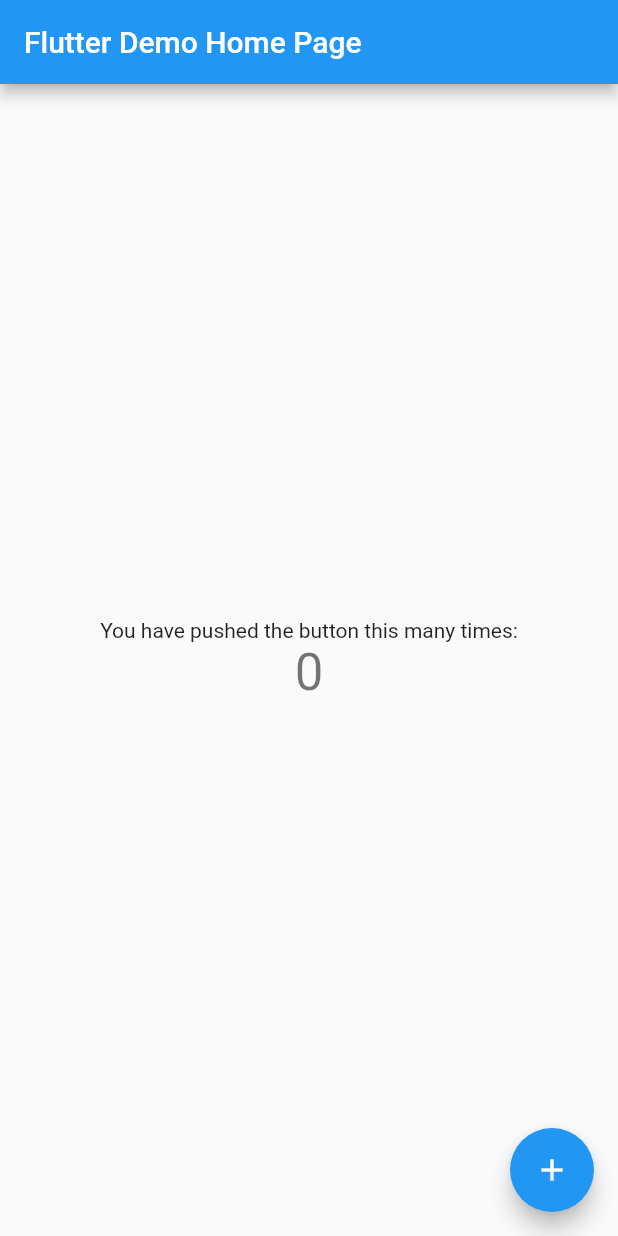
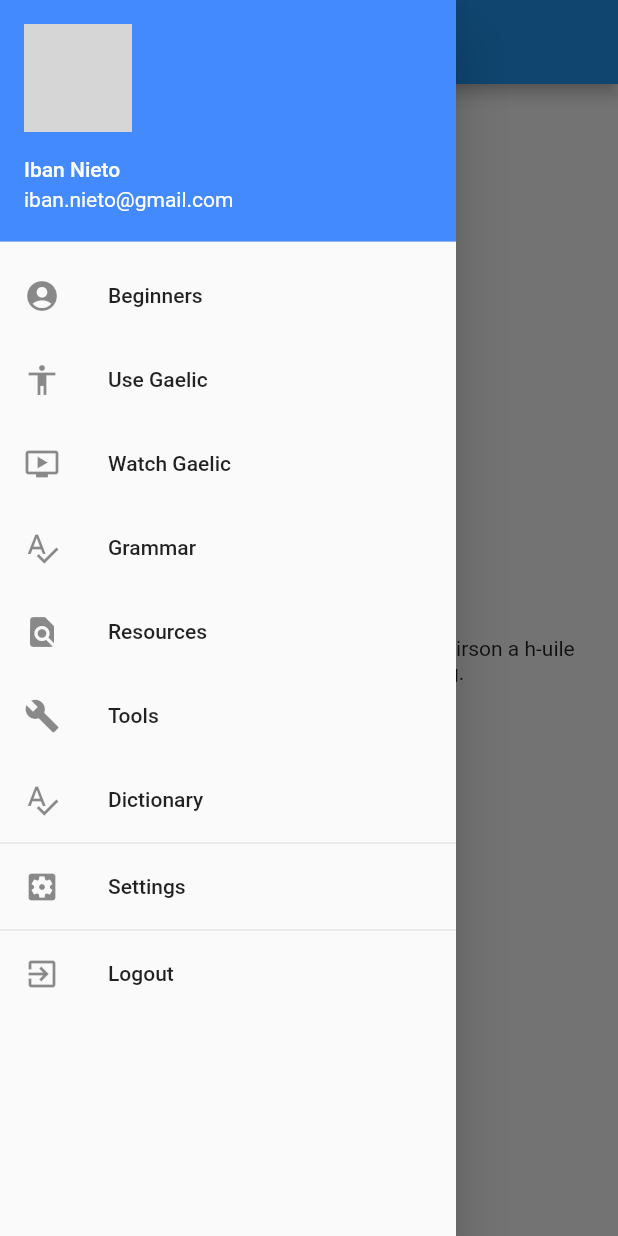
Before and after one commit to ibannieto/hello_dart, a Flutter app: the screen it shows after launch, with the side drawer open (before the commit the screen has no drawer), on a phone screen of 412 x 824 dp. Run offline on Flutter 3.47's test engine with Material 2 defaults, Android fonts, the phone set to English and light mode, and no system bars; network calls fail; grey boxes are pictures that could not be loaded.

Commit message:
Update project
Update main project, icon, assets

```diff
--- a/lib/main.dart
+++ b/lib/main.dart
@@ -3,109 +3,356 @@ import 'package:flutter/material.dart';
 void main() => runApp(MyApp());
 
 class MyApp extends StatelessWidget {
-  // This widget is the root of your application.
+  final appTitle = 'Learn Gaelic';
+
   @override
   Widget build(BuildContext context) {
     return MaterialApp(
-      title: 'Flutter Demo',
-      theme: ThemeData(
-        // This is the theme of your application.
-        //
-        // Try running your application with "flutter run". You'll see the
-        // application has a blue toolbar. Then, without quitting the app, try
-        // changing the primarySwatch below to Colors.green and then invoke
-        // "hot reload" (press "r" in the console where you ran "flutter run",
-        // or simply save your changes to "hot reload" in a Flutter IDE).
-        // Notice that the counter didn't reset back to zero; the application
-        // is not restarted.
-        primarySwatch: Colors.blue,
-      ),
-      home: MyHomePage(title: 'Flutter Demo Home Page'),
+      title: appTitle,
+      initialRoute: '/',
+      home: MyHomePage(title: appTitle),
+      routes: {
+        // When navigating to the "/second" route, build the SecondScreen widget.
+        // '/begineers': (context) => BeginnersScreen(),
+        '/begineers': (context) => AnotherView(),
+        '/usegaelic': (context) => UseGaelicScreen(),
+        '/watchgaelic': (context) => WatchGaelicScreen(),
+        '/grammar': (context) => GrammarScreen(),
+        '/resources': (context) => ResourcesScreen(),
+        '/tools': (context) => ToolsScreen(),
+        '/dictionary': (context) => DictionaryScreen(),
+        '/settings': (context) => SettingsScreen(),
+      },
     );
   }
 }
 
-class MyHomePage extends StatefulWidget {
-  MyHomePage({Key key, this.title}) : super(key: key);
-
-  // This widget is the home page of your application. It is stateful, meaning
-  // that it has a State object (defined below) that contains fields that affect
-  // how it looks.
-
-  // This class is the configuration for the state. It holds the values (in this
-  // case the title) provided by the parent (in this case the App widget) and
-  // used by the build method of the State. Fields in a Widget subclass are
-  // always marked "final".
-
+class MyHomePage extends StatelessWidget {
   final String title;
 
-  @override
-  _MyHomePageState createState() => _MyHomePageState();
-}
-
-class _MyHomePageState extends State<MyHomePage> {
-  int _counter = 0;
-
-  void _incrementCounter() {
-    setState(() {
-      // This call to setState tells the Flutter framework that something has
-      // changed in this State, which causes it to rerun the build method below
-      // so that the display can reflect the updated values. If we changed
-      // _counter without calling setState(), then the build method would not be
-      // called again, and so nothing would appear to happen.
-      _counter++;
-    });
-  }
+  MyHomePage({Key key, this.title}) : super(key: key);
 
   @override
   Widget build(BuildContext context) {
-    // This method is rerun every time setState is called, for instance as done
-    // by the _incrementCounter method above.
-    //
-    // The Flutter framework has been optimized to make rerunning build methods
-    // fast, so that you can just rebuild anything that needs updating rather
-    // than having to individually change instances of widgets.
     return Scaffold(
-      appBar: AppBar(
-        // Here we take the value from the MyHomePage object that was created by
-        // the App.build method, and use it to set our appbar title.
-        title: Text(widget.title),
-      ),
-      body: Center(
-        // Center is a layout widget. It takes a single child and positions it
-        // in the middle of the parent.
-        child: Column(
-          // Column is also layout widget. It takes a list of children and
-          // arranges them vertically. By default, it sizes itself to fit its
-          // children horizontally, and tries to be as tall as its parent.
-          //
-          // Invoke "debug painting" (press "p" in the console, choose the
-          // "Toggle Debug Paint" action from the Flutter Inspector in Android
-          // Studio, or the "Toggle Debug Paint" command in Visual Studio Code)
-          // to see the wireframe for each widget.
-          //
-          // Column has various properties to control how it sizes itself and
-          // how it positions its children. Here we use mainAxisAlignment to
-          // center the children vertically; the main axis here is the vertical
-          // axis because Columns are vertical (the cross axis would be
-          // horizontal).
-          mainAxisAlignment: MainAxisAlignment.center,
+      appBar: AppBar(title: Text(title)),
+      body: Center(child: Text('Fàilte gu learngaelic, am prìomh àite air-loidhne airson a h-uile duine le ùidh ann a bhith ag ionnsachadh gàidhlig.')),
+      drawer: Drawer(
+        // Add a ListView to the drawer. This ensures the user can scroll
+        // through the options in the drawer if there isn't enough vertical
+        // space to fit everything.
+        child: ListView(
+          // Important: Remove any padding from the ListView.
+          padding: EdgeInsets.zero,
           children: <Widget>[
-            Text(
-              'You have pushed the button this many times:',
+            UserAccountsDrawerHeader(
+              accountName: Text('Iban Nieto'),
+              accountEmail: Text('iban.nieto@gmail.com'),
+              currentAccountPicture: CircleAvatar(
+                backgroundImage: NetworkImage(
+                    'https://pbs.twimg.com/profile_images/715304351154221056/Vv6eJM7C_400x400.jpg'),
+              ),
+              // Image.network('https://pbs.twimg.com/profile_images/715304351154221056/Vv6eJM7C_400x400.jpg'),
+              decoration: BoxDecoration(color: Colors.blueAccent),
             ),
-            Text(
-              '$_counter',
-              style: Theme.of(context).textTheme.display1,
+            ListTile(
+              leading: Icon(Icons.account_circle),
+              title: Text('Beginners'),
+              onTap: () {
+                // Update the state of the app
+                Navigator.pop(context);
+                // Then close the drawer
+                Navigator.pushNamed(context, '/begineers');
+              },
+            ),
+            ListTile(
+              leading: Icon(Icons.accessibility),
+              title: Text('Use Gaelic'),
+              onTap: () {
+                // Update the state of the app
+                Navigator.pop(context);
+                // Then close the drawer
+                Navigator.pushNamed(context, '/usegaelic');
+              },
+            ),
+            ListTile(
+              leading: Icon(Icons.ondemand_video),
+              title: Text('Watch Gaelic'),
+              onTap: () {
+                // Update the state of the app
+                Navigator.pop(context);
+                // Then close the drawer
+                Navigator.pushNamed(context, '/watchgaelic');
+              },
+            ),
+            ListTile(
+              leading: Icon(Icons.spellcheck),
+              title: Text('Grammar'),
+              onTap: () {
+                // Update the state of the app
+                Navigator.pop(context);
+                // Then close the drawer
+                Navigator.pushNamed(context, '/grammar');
+              },
+            ),
+            ListTile(
+              leading: Icon(Icons.find_in_page),
+              title: Text('Resources'),
+              onTap: () {
+                // Update the state of the app
+                Navigator.pop(context);
+                // Then close the drawer
+                Navigator.pushNamed(context, '/resources');
+              },
+            ),
+            ListTile(
+              leading: Icon(Icons.build),
+              title: Text('Tools'),
+              onTap: () {
+                // Update the state of the app
+                Navigator.pop(context);
+                // Then close the drawer
+                Navigator.pushNamed(context, '/tools');
+              },
+            ),
+            ListTile(
+              leading: Icon(Icons.spellcheck),
+              title: Text('Dictionary'),
+              onTap: () {
+                // Update the state of the app
+                Navigator.pop(context);
+                // Then close the drawer
+                Navigator.pushNamed(context, '/dictionary');
+              },
+            ),
+            Divider(
+              height: 2.0,
+            ),
+            ListTile(
+              leading: Icon(Icons.settings_applications),
+              title: Text('Settings'),
+              onTap: () {
+                // Update the state of the app
+                Navigator.pop(context);
+                // Then close the drawer
+                Navigator.pushNamed(context, '/settings');
+              },
+            ),
+            Divider(
+              height: 2.0,
+            ),
+            ListTile(
+              leading: Icon(Icons.exit_to_app),
+              title: Text('Logout'),
+              onTap: () {
+                // Update the state of the app
+                // ...
+                // Then close the drawer
+                Navigator.pop(context);
+              },
             ),
           ],
         ),
       ),
-      floatingActionButton: FloatingActionButton(
-        onPressed: _incrementCounter,
-        tooltip: 'Increment',
-        child: Icon(Icons.add),
-      ), // This trailing comma makes auto-formatting nicer for build methods.
     );
   }
 }
+
+// Begineers Screen
+class BeginnersScreen extends StatelessWidget {
+  @override
+  Widget build(BuildContext context) {
+    return Scaffold(
+      appBar: AppBar(
+        title: Text('Begineers Screen'),
+      ),
+      body: Center(
+        child: RaisedButton(
+          child: Text('Go Back'),
+          onPressed: () {
+            // Navigate to the second screen using a named route.
+            Navigator.pushNamed(context, '/');
+          },
+        ),
+      ),
+    );
+  }
+}
+
+// Use Gaelic Screen
+class UseGaelicScreen extends StatelessWidget {
+  @override
+  Widget build(BuildContext context) {
+    return Scaffold(
+      appBar: AppBar(
+        title: Text('Use Gaelic Screen'),
+      ),
+      body: Center(
+        child: RaisedButton(
+          child: Text('Go Back'),
+          onPressed: () {
+            // Navigate to the second screen using a named route.
+            Navigator.pushNamed(context, '/');
+          },
+        ),
+      ),
+    );
+  }
+}
+
+// Watch Gaelic Screen
+class WatchGaelicScreen extends StatelessWidget {
+  @override
+  Widget build(BuildContext context) {
+    return Scaffold(
+      appBar: AppBar(
+        title: Text('Watch Gaelic Screen'),
+      ),
+      body: Center(
+        child: RaisedButton(
+          child: Text('Go Back'),
+          onPressed: () {
+            // Navigate to the second screen using a named route.
+            Navigator.pushNamed(context, '/');
+          },
+        ),
+      ),
+    );
+  }
+}
+
+// Grammar Screen
+class GrammarScreen extends StatelessWidget {
+  @override
+  Widget build(BuildContext context) {
+    return Scaffold(
+      appBar: AppBar(
+        title: Text('Grammar Screen'),
+      ),
+      body: Center(
+        child: RaisedButton(
+          child: Text('Go Back'),
+          onPressed: () {
+            // Navigate to the second screen using a named route.
+            Navigator.pushNamed(context, '/');
+          },
+        ),
+      ),
+    );
+  }
+}
+
+// Resources Screen
+class ResourcesScreen extends StatelessWidget {
+  @override
+  Widget build(BuildContext context) {
+    return Scaffold(
+      appBar: AppBar(
+        title: Text('Resources Screen'),
+      ),
+      body: Center(
+        child: RaisedButton(
+          child: Text('Go Back'),
+          onPressed: () {
+            // Navigate to the second screen using a named route.
+            Navigator.pushNamed(context, '/');
+          },
+        ),
+      ),
+    );
+  }
+}
+
+// Tools Screen
+class ToolsScreen extends StatelessWidget {
+  @override
+  Widget build(BuildContext context) {
+    return Scaffold(
+      appBar: AppBar(
+        title: Text('Tools Screen'),
+      ),
+      body: Center(
+        child: RaisedButton(
+          child: Text('Go Back'),
+          onPressed: () {
+            // Navigate to the second screen using a named route.
+            Navigator.pushNamed(context, '/');
+          },
+        ),
+      ),
+    );
+  }
+}
+
+// Dictionary Screen
+class DictionaryScreen extends StatelessWidget {
+  @override
+  Widget build(BuildContext context) {
+    return Scaffold(
+      appBar: AppBar(
+        title: Text('Dictionary screen'),
+      ),
+      body: Center(
+        child: RaisedButton(
+          child: Text('Go back'),
+          onPressed: () {
+            // Navigate to the second screen using a named route.
+            Navigator.pushNamed(context, '/');
+          },
+        ),
+      ),
+    );
+  }
+}
+
+// Settings Screen
+class SettingsScreen extends StatelessWidget {
+  @override
+  Widget build(BuildContext context) {
+    return Scaffold(
+      appBar: AppBar(
+        title: Text('Settings Screen'),
+      ),
+      body: Center(
+        child: RaisedButton(
+          child: Text('Go back'),
+          onPressed: () {
+            // Navigate to the second screen using a named route.
+            Navigator.pushNamed(context, '/');
+          },
+        ),
+      ),
+    );
+  }
+}
+
+// Another view
+class AnotherView extends StatelessWidget {
+  @override
+  Widget build(BuildContext context) {
+    final title = 'Grid List';
+
+    return MaterialApp(
+      title: title,
+      home: Scaffold(
+        appBar: AppBar(
+          title: Text(title),
+        ),
+        body: GridView.count(
+          // Create a grid with 2 columns. If you change the scrollDirection to
+          // horizontal, this produces 2 rows.
+          crossAxisCount: 3,
+          // Generate 100 widgets that display their index in the List.
+          children: List.generate(15, (index) {
+            return Center(
+              child: Text(
+                'Item $index',
+                style: Theme.of(context).textTheme.headline,
+              ),
+            );
+          }),
+        ),
+      ),
+    );
+  }
+}
--- a/pubspec.yaml
+++ b/pubspec.yaml
@@ -23,6 +23,7 @@ dependencies:
   # The following adds the Cupertino Icons font to your application.
   # Use with the CupertinoIcons class for iOS style icons.
   cupertino_icons: ^0.1.2
+  http: ^0.12.0+2
 
 dev_dependencies:
   flutter_test:
```
Also changed, not shown: pubspec.lock, 12 other files.
